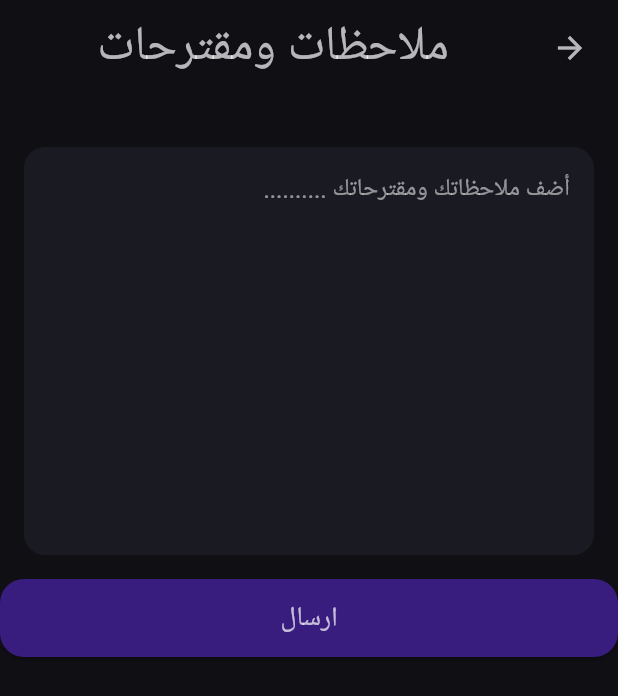
After one commit to mariomario007744-droid/comic_world, a Flutter app: the OpinionsAndSuggestions screen opened directly, on a phone screen of 412 x 824 dp. The commit adds this screen. Shown: the top 696 px of the screen. Run offline on Flutter 3.47's test engine with Material 3 defaults, Android fonts, the phone set to English and light mode, and no system bars; our stand-ins replace app_links, cached_network_image, flutter_bloc, google_sign_in, supabase_flutter; missing offline and left inert: mailer, syncfusion_flutter_pdfviewer; accounts and stored records are empty.

Commit message:
add opinions and suggestions

```diff
--- /dev/null
+++ b/lib/views/opinions_and_suggestions.dart
@@ -0,0 +1,79 @@
+import 'package:comic_world/const.dart';
+import 'package:comic_world/widgets/custom_form_button.dart';
+import 'package:comic_world/widgets/custom_show_dialog.dart';
+import 'package:comic_world/widgets/custom_text_form_field.dart';
+import 'package:comic_world/widgets/custome_more_page_app_bar.dart';
+import 'package:flutter/material.dart';
+import 'package:supabase_flutter/supabase_flutter.dart';
+
+class OpinionsAndSuggestions extends StatelessWidget {
+  OpinionsAndSuggestions({required this.title});
+  final String title;
+  final TextEditingController controller = TextEditingController();
+  final formKey = GlobalKey<FormState>();
+  final supabase = Supabase.instance.client;
+
+  @override
+  Widget build(BuildContext context) {
+    return SafeArea(
+      child: Directionality(
+        textDirection: TextDirection.rtl,
+        child: Scaffold(
+          backgroundColor: kBackgroundColor,
+          body: Column(
+            children: [
+              CustomtMorePageAppBar(title: title),
+              const SizedBox(height: 18),
+              Expanded(
+                child: Form(
+                  key: formKey,
+                  child: ListView(
+                    children: [
+                      Padding(
+                        padding: const EdgeInsets.all(16),
+                        child: CustomTextFormField(
+                          hint: 'أضف ملاحظاتك ومقترحاتك ..........',
+                          validator: (String? value) {
+                            if (value!.replaceAll(' ', '') == null ||
+                                value.replaceAll(' ', '') == '') {
+                              return 'أدخل النص';
+                            }
+                            ;
+                          },
+                          controller: controller,
+                          maxLines: 10,
+                        ),
+                      ),
+                      CustomFormButton(
+                        text: 'ارسال',
+                        onpressed: () async {
+                          if (formKey.currentState!.validate()) {
+                            try {
+                              await supabase
+                                  .from('opinions_and_suggestions')
+                                  .insert({
+                                    'user': kUser!.email,
+                                    'content': controller.text,
+                                  });
+                                  showDialog(context: context, builder: (context){
+                                    return CustomShowDialog(title: 'تم إلارسال', buttonText: 'تم');
+                                  });
+                            } on AuthException catch (e) {
+                              ScaffoldMessenger.of(
+                                context,
+                              ).showSnackBar(SnackBar(content: Text(e.message)));
+                            }
+                          }
+                        },
+                      ),
+                    ],
+                  ),
+                ),
+              ),
+            ],
+          ),
+        ),
+      ),
+    );
+  }
+}
--- a/lib/widgets/custom_text_form_field.dart
+++ b/lib/widgets/custom_text_form_field.dart
@@ -2,21 +2,23 @@ import 'package:comic_world/const.dart';
 import 'package:flutter/material.dart';
 
 class CustomTextFormField extends StatelessWidget {
-  const CustomTextFormField({super.key, required this.hint,required this.icon,required this.validator,required this.controller});
+  const CustomTextFormField({super.key, required this.hint,required this.validator,required this.controller,this.icon,this.maxLines=1});
   final String hint;
-  final IconData icon;
+  final IconData? icon;
   final validator;
+  final int maxLines;
   final TextEditingController controller;
   @override
   Widget build(BuildContext context) {
     return TextFormField(
+      maxLines: maxLines,
       validator: validator,
       controller: controller,
       style: const TextStyle(color: Colors.white),
       decoration: InputDecoration(
         hintText: hint,
         hintStyle: TextStyle(color: Colors.white54),
-        prefixIcon: Icon(icon, color: kTextColor),
+        prefixIcon:icon==null?null: Icon(icon, color: kTextColor),
         filled: true,
         fillColor: const Color(0xFF1A1A22),
         border: OutlineInputBorder(
--- /dev/null
+++ b/lib/widgets/custome_more_page_app_bar.dart
@@ -0,0 +1,34 @@
+import 'package:comic_world/const.dart';
+import 'package:flutter/material.dart';
+
+class CustomtMorePageAppBar extends StatelessWidget {
+  const CustomtMorePageAppBar({
+    super.key,
+    required this.title,
+  });
+
+  final String title;
+
+  @override
+  Widget build(BuildContext context) {
+    return Padding(
+      padding: const EdgeInsets.all(8.0),
+      child: Row(
+        children: [
+          IconButton(
+            onPressed: () {
+              Navigator.pop(context);
+            },
+            icon: Icon(Icons.arrow_back, color: kTextColor),
+          ),
+          Spacer(flex: 1),
+          Text(
+            title,
+            style: TextStyle(color: kTextColor, fontSize: 32),
+          ),
+          Spacer(flex: 1),
+        ],
+      ),
+    );
+  }
+}
```
Also changed, not shown: lib/views/comic_grid_view.dart (+2 -19 lines), lib/views/reset_password_view.dart (+11 -7 lines), lib/widgets/custom_show_dialog.dart (added, +67 -0 lines), lib/widgets/menu_sheet.dart (+63 -24 lines), assets/images/success.png (added).
